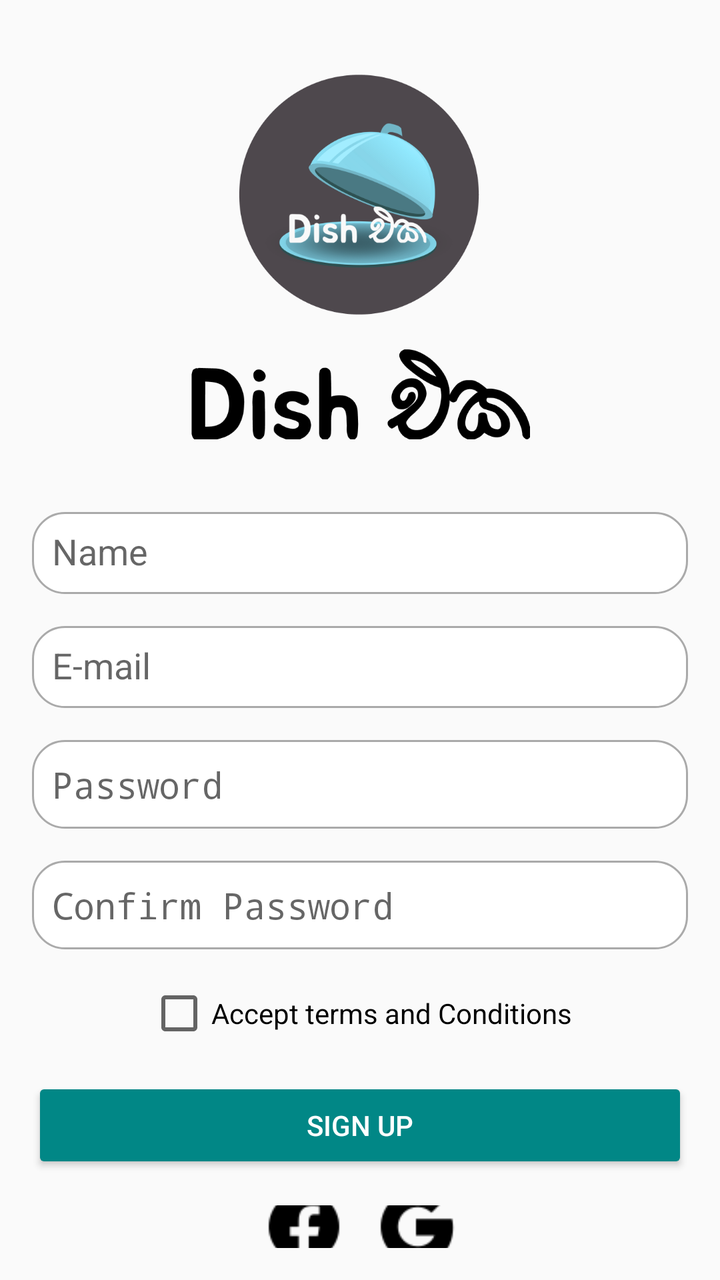
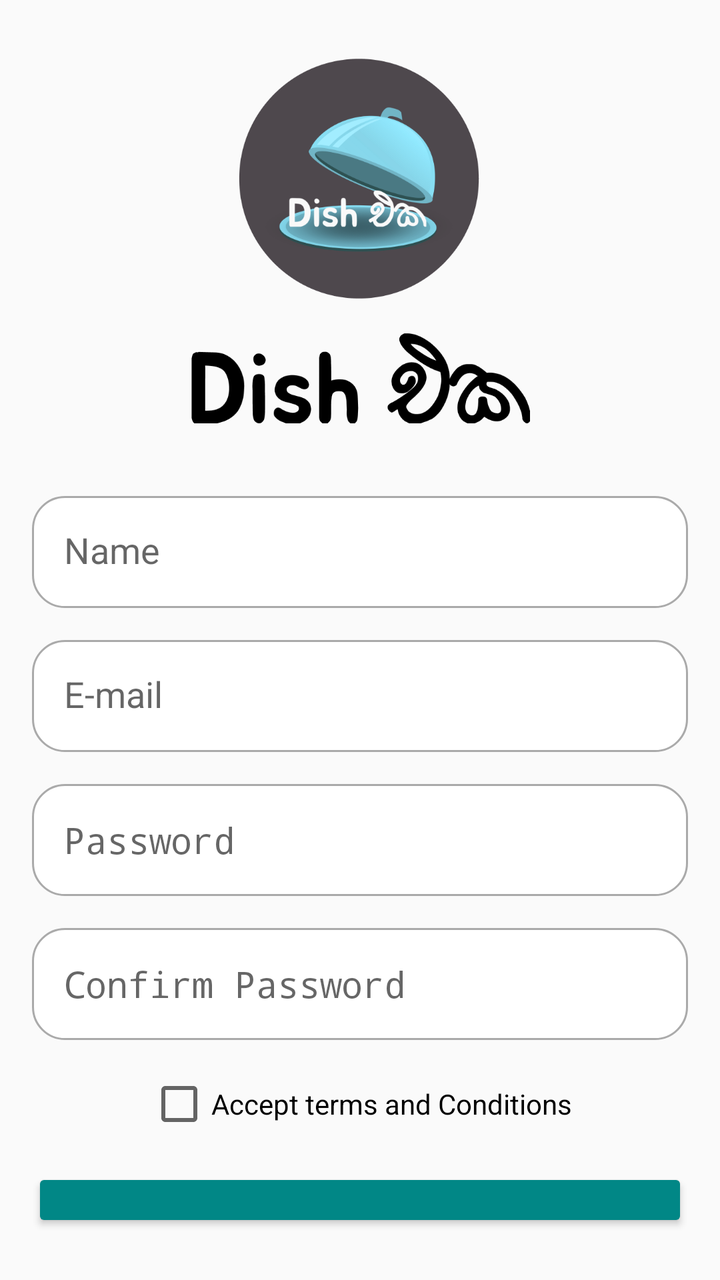

Two renders of the same Android screen: before a commit and after it. Below are the layout's source before the change and the commit's diff.
<!-- AndroidManifest.xml: activity theme Theme.AppCompat.Light.NoActionBar -->
<!-- res/layout/activity_sign_up.xml -->
<?xml version="1.0" encoding="utf-8"?>
<LinearLayout xmlns:android="http://schemas.android.com/apk/res/android"
    android:layout_width="match_parent"
    android:layout_height="match_parent"
    android:orientation="vertical"
    android:gravity="center"
    android:padding="16dp">


    <ImageView
        android:id="@+id/logoImageView"
        android:layout_width="170dp"
        android:layout_height="224dp"
        android:layout_gravity="center_horizontal"
        android:src="@drawable/dishekelogo" />

    <EditText
        android:id="@+id/nameEditText"
        android:layout_width="match_parent"
        android:layout_height="wrap_content"
        android:layout_marginTop="16dp"
        android:background="@drawable/rounded_corners"
        android:hint="Name"
        android:includeFontPadding="false"
        android:padding="10dp"
        android:paddingLeft="8dp" />

    <EditText
        android:id="@+id/emailEditText"
        android:layout_width="match_parent"
        android:layout_height="wrap_content"
        android:layout_marginTop="16dp"
        android:background="@drawable/rounded_corners"
        android:hint="E-mail"
        android:includeFontPadding="false"
        android:padding="10dp" />

    <EditText
        android:id="@+id/passwordEditText"
        android:layout_width="match_parent"
        android:layout_height="wrap_content"
        android:layout_marginTop="16dp"
        android:background="@drawable/rounded_corners"
        android:hint="Password"
        android:inputType="textPassword"
        android:padding="10dp" />

    <EditText
        android:id="@+id/confirmPasswordEditText"
        android:layout_width="match_parent"
        android:layout_height="wrap_content"
        android:layout_marginTop="16dp"
        android:background="@drawable/rounded_corners"
        android:hint="Confirm Password"
        android:inputType="textPassword"
        android:padding="10dp" />

    <CheckBox
        android:id="@+id/termsCheckBox"
        android:layout_width="wrap_content"
        android:layout_height="wrap_content"
        android:text="Accept terms and Conditions"
        android:layout_marginTop="16dp"/>

    <Button
        android:id="@+id/signUpButton"
        android:layout_width="match_parent"
        android:layout_height="wrap_content"
        android:text="Sign Up"
        android:backgroundTint="@color/teal_700"
        android:textColor="@android:color/white"
        android:layout_marginTop="16dp"/>

    <ProgressBar
        android:id="@+id/progressBar"
        android:layout_width="wrap_content"
        android:layout_height="wrap_content"
        android:layout_gravity="center"
        android:visibility="gone"/>

    <LinearLayout
        android:layout_width="match_parent"
        android:layout_height="wrap_content"
        android:layout_marginTop="16dp"
        android:gravity="center"
        android:orientation="horizontal">

        <ImageView
            android:id="@+id/facebookLogin"
            android:layout_width="40dp"
            android:layout_height="40dp"
            android:src="@drawable/ic_facebook" />

        <ImageView
            android:id="@+id/googleLogin"
            android:layout_width="40dp"
            android:layout_height="40dp"
            android:layout_marginStart="16dp"
            android:src="@drawable/ic_google" />
    </LinearLayout>
</LinearLayout>
<!-- resources referenced by this layout -->
<resources>
  <color name="teal_700">#FF018786</color>
  <!-- drawable dishekelogo: png bitmap (drawable, 85839 bytes) -->
  <!-- drawable ic_facebook: png bitmap (drawable, 709 bytes) -->
  <!-- drawable ic_google: png bitmap (drawable, 782 bytes) -->
  <!-- drawable rounded_corners (drawable) -->
  <?xml version="1.0" encoding="utf-8"?>
  <shape xmlns:android="http://schemas.android.com/apk/res/android"
      android:shape="rectangle">
      <corners android:radius="16dp" /> 
      <solid android:color="@android:color/white" /> 
      <stroke android:width="1dp" android:color="@android:color/darker_gray" /> 
  </shape>
</resources>

<!-- the commit's change to res/layout/activity_sign_up.xml (unified diff, before → after) -->
@@ -5,7 +5,6 @@
     android:orientation="vertical"
     android:gravity="center"
     android:padding="16dp">
-
 
     <ImageView
         android:id="@+id/logoImageView"
@@ -17,43 +16,42 @@
     <EditText
         android:id="@+id/nameEditText"
         android:layout_width="match_parent"
-        android:layout_height="wrap_content"
+        android:layout_height="56dp"
         android:layout_marginTop="16dp"
         android:background="@drawable/rounded_corners"
         android:hint="Name"
         android:includeFontPadding="false"
-        android:padding="10dp"
-        android:paddingLeft="8dp" />
+        android:padding="16dp" />
 
     <EditText
         android:id="@+id/emailEditText"
         android:layout_width="match_parent"
-        android:layout_height="wrap_content"
+        android:layout_height="56dp"
         android:layout_marginTop="16dp"
         android:background="@drawable/rounded_corners"
         android:hint="E-mail"
         android:includeFontPadding="false"
-        android:padding="10dp" />
+        android:padding="16dp" /> 
 
     <EditText
         android:id="@+id/passwordEditText"
         android:layout_width="match_parent"
-        android:layout_height="wrap_content"
+        android:layout_height="56dp"
         android:layout_marginTop="16dp"
         android:background="@drawable/rounded_corners"
         android:hint="Password"
         android:inputType="textPassword"
-        android:padding="10dp" />
+        android:padding="16dp" />
 
     <EditText
         android:id="@+id/confirmPasswordEditText"
         android:layout_width="match_parent"
-        android:layout_height="wrap_content"
+        android:layout_height="56dp"
         android:layout_marginTop="16dp"
         android:background="@drawable/rounded_corners"
         android:hint="Confirm Password"
         android:inputType="textPassword"
-        android:padding="10dp" />
+        android:padding="16dp" />
 
     <CheckBox
         android:id="@+id/termsCheckBox"
@@ -69,7 +67,8 @@
         android:text="Sign Up"
         android:backgroundTint="@color/teal_700"
         android:textColor="@android:color/white"
-        android:layout_marginTop="16dp"/>
+        android:layout_marginTop="16dp"
+        android:padding="16dp" />
 
     <ProgressBar
         android:id="@+id/progressBar"
